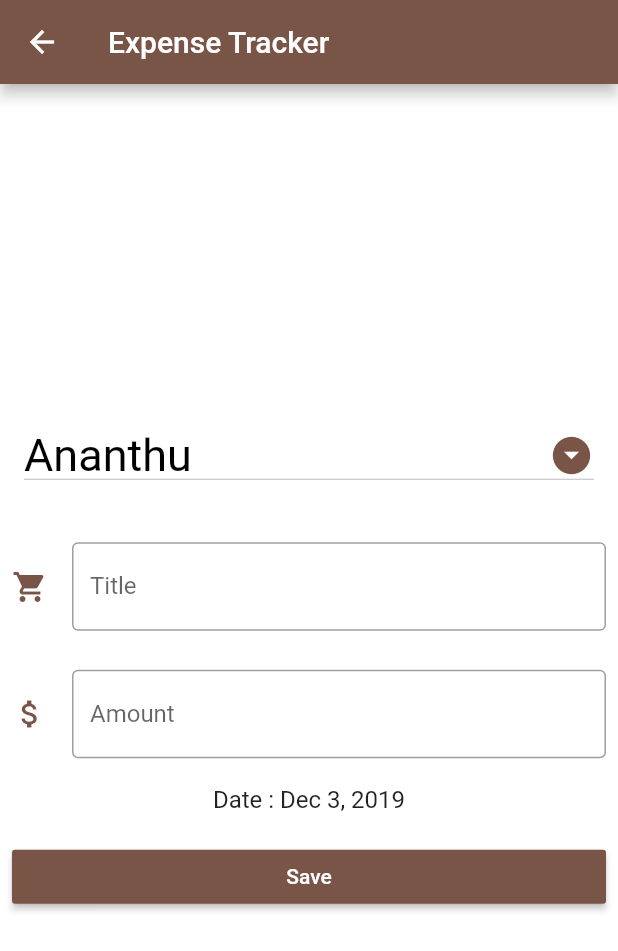
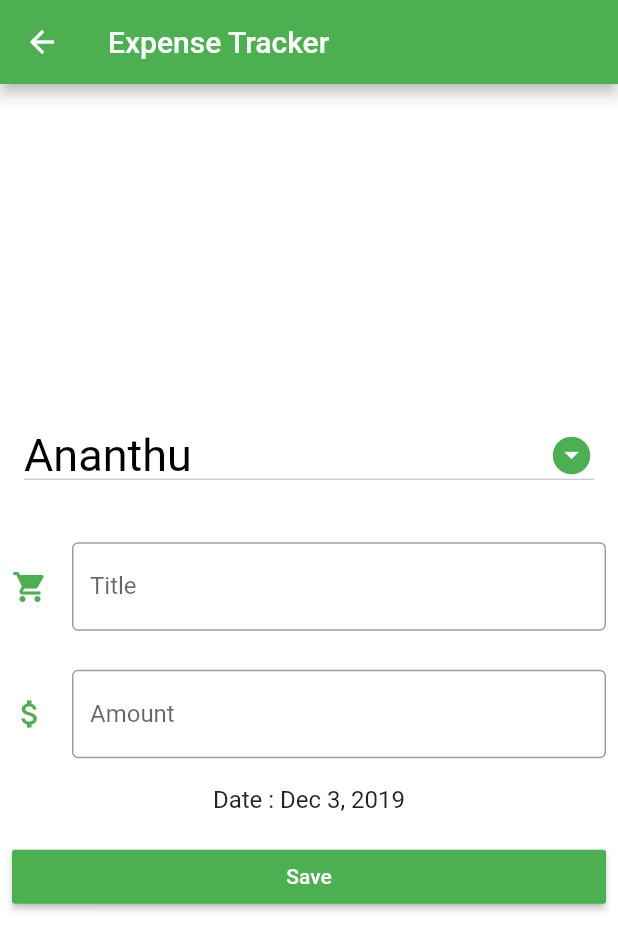
Before and after one commit to AnanthanAn/expense_tracker, a Flutter app: the screen it shows after launch, after a tap on the "add" icon, on a phone screen of 412 x 824 dp. Shown: the top 951 px of the screen. Run offline on Flutter 3.47's test engine with Material 2 defaults, Android fonts, the phone set to English and light mode, and no system bars; our stand-ins replace cloud_firestore, font_awesome_flutter, rflutter_alert, toast; accounts and stored records are empty.

```diff
--- a/lib/constants.dart
+++ b/lib/constants.dart
@@ -4,5 +4,6 @@ const List<String> flatMates = [
   'Jishnu',
   'J K',
   'Deepu',
-  'Vishnu'
+  'Vishnu',
+  'Rahul'
 ];
--- a/lib/homepage.dart
+++ b/lib/homepage.dart
@@ -37,7 +37,6 @@ class _HomePageState extends State<HomePage> {
     return Scaffold(
       appBar: AppBar(
         title: Text('Expense Tracker'),
-        backgroundColor: Colors.brown,
       ),
       body: Column(
         crossAxisAlignment: CrossAxisAlignment.stretch,
@@ -57,11 +56,8 @@ class _HomePageState extends State<HomePage> {
                     fontSize: 30,
                   ),
                   elevation: 10,
-                  icon: Icon(
-                    Icons.arrow_drop_down_circle,
-                    size: 30,
-                    color: Colors.brown
-                  ),
+                  icon: Icon(Icons.arrow_drop_down_circle,
+                      size: 30, color: Colors.green),
                   //hint: Text('Payed by'),
                   //iconEnabledColor: Colors.white,
                   onChanged: (value) {
@@ -79,9 +75,13 @@ class _HomePageState extends State<HomePage> {
           ),
           Padding(
             padding: const EdgeInsets.all(8.0),
-            child: TextField(controller: titleController,
+            child: TextField(
+              controller: titleController,
               decoration: InputDecoration(
-                icon: Icon(Icons.shopping_cart,color: Colors.brown,),
+                icon: Icon(
+                  Icons.shopping_cart,
+                  color: Colors.green,
+                ),
                 border: OutlineInputBorder(),
                 labelText: 'Title',
               ),
@@ -95,9 +95,14 @@ class _HomePageState extends State<HomePage> {
           ),
           Padding(
             padding: const EdgeInsets.all(8.0),
-            child: TextField(controller: amountController,keyboardType: TextInputType.number,
+            child: TextField(
+              controller: amountController,
+              keyboardType: TextInputType.number,
               decoration: InputDecoration(
-                  icon: Icon(Icons.attach_money,color: Colors.brown,),
+                  icon: Icon(
+                    Icons.attach_money,
+                    color: Colors.green,
+                  ),
                   border: OutlineInputBorder(),
                   labelText: 'Amount'),
               onChanged: (value) {
@@ -108,35 +113,47 @@ class _HomePageState extends State<HomePage> {
           SizedBox(
             height: 10,
           ),
-          Center(child: Text('Date : '+new DateFormat.yMMMd().format(new DateTime.now()).toString(),style: TextStyle(fontSize: 16),)),
+          Center(
+              child: Text(
+            'Date : ' +
+                new DateFormat.yMMMd().format(new DateTime.now()).toString(),
+            style: TextStyle(fontSize: 16),
+          )),
           SizedBox(
             height: 10,
           ),
           Padding(
             padding: const EdgeInsets.all(8.0),
             child: RaisedButton(
-                child: Text('Save',style: TextStyle(color: Colors.white),),
-                color: Colors.brown,
+                child: Text(
+                  'Save',
+                  style: TextStyle(color: Colors.white),
+                ),
+                color: Colors.green,
                 onPressed: () {
-                  if((title == null || title =='') || (amount == null || amount == '' || (double.tryParse(amount) == null))){
-                    Toast.show('Enter valid data', context,duration: Toast.LENGTH_SHORT,gravity: Toast.CENTER);
-                  }else{
+                  if ((title == null || title == '') ||
+                      (amount == null ||
+                          amount == '' ||
+                          (double.tryParse(amount) == null))) {
+                    Toast.show('Enter valid data', context,
+                        duration: Toast.LENGTH_SHORT, gravity: Toast.CENTER);
+                  } else {
                     documentReference.add({
                       'payee': dropDownSelected,
                       'title': title,
                       'ammount': amount,
-                      'date': new DateFormat.yMMMd().format(new DateTime.now()).toString()
-                    }).whenComplete((){
+                      'date': new DateFormat.yMMMd()
+                          .format(new DateTime.now())
+                          .toString()
+                    }).whenComplete(() {
                       titleController.clear();
                       amountController.clear();
 
-                      Toast.show("Added Successfully", context, duration: Toast.LENGTH_SHORT, gravity:  Toast.CENTER);
-
-
+                      Toast.show("Added Successfully", context,
+                          duration: Toast.LENGTH_SHORT, gravity: Toast.CENTER);
+                      Navigator.pop(context);
                     });
                   }
-
-
                 }),
           ),
         ],
--- a/lib/main.dart
+++ b/lib/main.dart
@@ -9,8 +9,9 @@ class MyApp extends StatelessWidget {
   Widget build(BuildContext context) {
     return MaterialApp(
       theme: ThemeData(
-          primaryColor: Colors.brown,
-          accentColor: Colors.brown,
+          primaryColor: Colors.green,
+          primarySwatch:Colors.green ,
+
           scaffoldBackgroundColor: Colors.white),
       title: 'Expense Tracker',
       home: MainPage(),
```
Also changed, not shown: lib/main_page.dart (+27 -83 lines).
